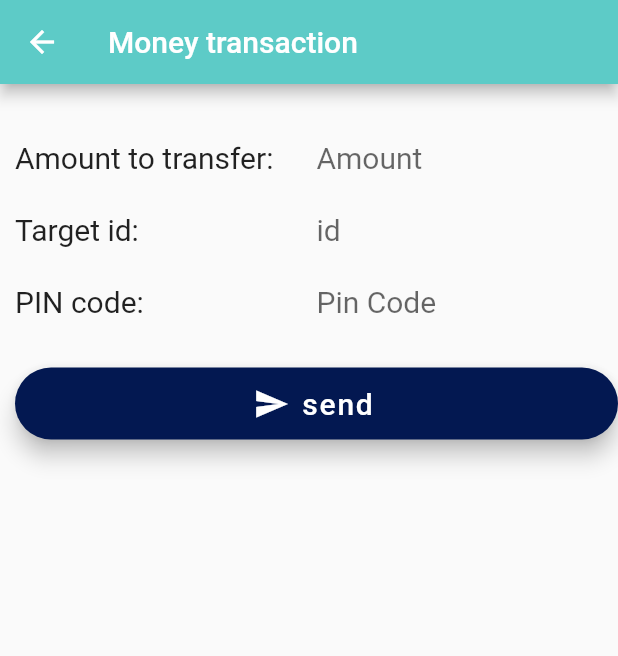
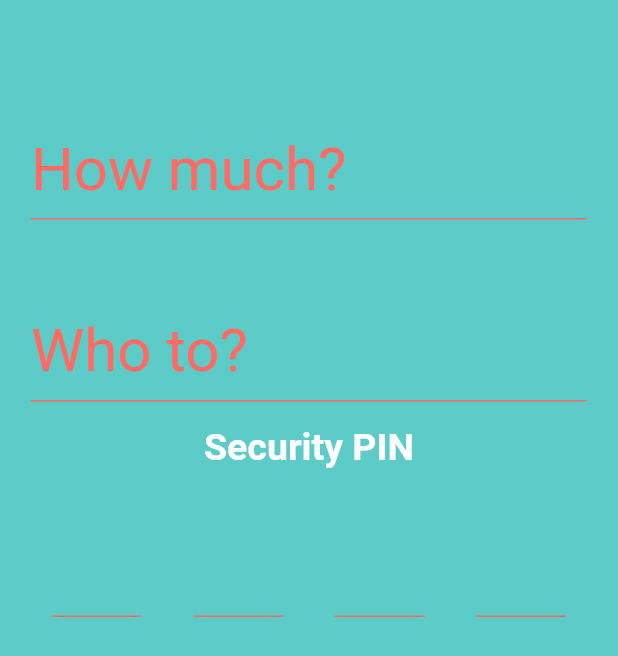
Before and after one commit to agnoam/finance_manager_max, a Flutter app: the SendMoney screen opened directly, on a phone screen of 412 x 824 dp. Shown: the top 656 px of the screen. Run offline on Flutter 3.47's test engine with Material 2 defaults, Android fonts, the phone set to English and light mode, and no system bars; our stand-ins replace email_validator, flutter_credit_card, shared_preferences; missing offline and left inert: dart:ffi, progress_hud; accounts and stored records are empty.

Commit message:
new sendmoney page incoming but not done, im commiting cuz agai asked

```diff
--- a/lib/pages/sendmoney.page.dart
+++ b/lib/pages/sendmoney.page.dart
@@ -1,7 +1,9 @@
 import 'package:finance_manager/pages/home.page.dart';
 import 'package:finance_manager/services/http.services.dart';
+import 'package:finance_manager/widgets/constants.widgets.dart';
 import 'package:flutter/material.dart';
 import 'package:finance_manager/utils/flutter_ui_utils.dart';
+import 'package:flutter/services.dart';
 
 class SendMoney extends StatefulWidget {
 
@@ -14,154 +16,201 @@ class _SendMoneyState extends State<SendMoney> {
   String _pinCode;
   String _destID;
 
-  Widget page(BuildContext context) {
-    return Material(
+  String _currentPIN = "";
+  String _pinOne = "";
+  String _pinTwo = "";
+  String _pinThree = "";
+  String _pinFour = "";
+
+  @override
+  Widget build(BuildContext context) {
+    return Scaffold(
+      body: Container(
         child: Container(
+          color: HexColor('#5dcbc7'),
           child: Column(
             children: <Widget>[
+              SizedBox(height: MediaQuery.of(context).size.height * 0.10),
+              _buildPlain(
+                label: 'How much?',
+                onChange: (newVal) => setState(() => _destID = newVal)
+              ),
+              SizedBox(height: MediaQuery.of(context).size.height * 0.05),
+              _buildPlain(
+                label: 'Who to?',
+                onChange: (newVal) => setState(() => _destID = newVal)
+              ),
+              Container(
+                alignment: Alignment(0, 0.5),
+                padding: EdgeInsets.symmetric(horizontal: 16),
+              ),
               Column(
-              mainAxisSize: MainAxisSize.max,
-              crossAxisAlignment: CrossAxisAlignment.stretch,
                 children: <Widget>[
-                Padding(
-                  padding: EdgeInsets.only(top: 25, left: 10),
-                  child: Column(
-                    children: <Widget>[
-                      Row(
-                        children: <Widget>[
-                          Expanded(
-                            child: Text(
-                              'Amount to transfer:',
-                              textAlign: TextAlign.left,
-                              style: TextStyle(fontSize: 20)
+                  Text(
+                    'Security PIN',
+                    style: TextStyle(
+                      color: Colors.white,
+                      fontSize: 25,
+                      fontWeight: FontWeight.bold
                     )
                   ),
-                          Expanded(
-                            child: TextField(
-                              keyboardType: TextInputType.number,
-                              textAlign: TextAlign.left,
-                              enabled: true,
-                              decoration: InputDecoration(
-                                border: InputBorder.none,
-                                hintText: "Amount"
-                              ),
-                              style: TextStyle(fontSize: 20,color: Colors.black),
-                              onChanged: (value) => _amount = double.parse(value)
-                            )
+                  SizedBox(height: MediaQuery.of(context).size.height * 0.05),
+                  _buildPinRow(
+                    onChange1: (newVal) => setState(()  {
+                      if(newVal.length == 1 && _currentPIN.length < 1) {
+                        _pinOne = newVal;
+                        _currentPIN += _pinOne;
+                        print(_currentPIN);
+                      }
+                    }),
+                    onChange2: (newVal) => setState(()  {
+                      if(_currentPIN.length == 1 && newVal.length == 1) {
+                        _pinTwo = newVal;
+                        _currentPIN += _pinTwo;
+                        print(_currentPIN);
+                      }
+                    }),
+                    onChange3: (newVal) => setState(() {
+                      if(_currentPIN.length == 2 && newVal.length == 1) {
+                        _pinThree = newVal;
+                        _currentPIN += _pinThree;
+                        print(_currentPIN);
+                      }
+                    }),
+                    onChange4: (newVal) => setState(() {
+                      if(_currentPIN.length == 3 && newVal.length == 1){
+                      _pinFour = newVal;
+                        _currentPIN += _pinFour;
+                        print(_currentPIN);
+                      }
+                    }),
                   )
                 ]
               ),
-                      Row(
-                        children: <Widget>[
-                          Expanded(
-                            child: Text(
-                              'Target id:',
-                              textAlign: TextAlign.left,
-                              style: TextStyle(fontSize: 20)
+            ]
           )
         ),
-                          Expanded(
+      )
+    );
+  }
+
+  _buildPInput(Function change) {
+    return Container(
+      alignment: Alignment.center,
+      height: 60,
+      width: 60,
       child: TextField(
-                              textAlign: TextAlign.left,
-                              enabled: true,
+        inputFormatters:[
+          LengthLimitingTextInputFormatter(1)
+        ],
+        textInputAction: TextInputAction.next,
+        onChanged: change,
+        textAlign: TextAlign.center,
+        cursorColor: HexColor('#ff6a64'),
+        keyboardType: TextInputType.number,
+        strutStyle: StrutStyle(fontSize: 30.0),
+        style: TextStyle(color:Colors.black, fontSize: 30),
         decoration: InputDecoration(
           border: InputBorder.none,
-                                hintText: "id"
+          contentPadding: EdgeInsets.symmetric(vertical: 10, horizontal: 10),
+          enabledBorder: UnderlineInputBorder(borderSide: BorderSide(color: HexColor('#ff6a64'))),
+          focusedBorder: UnderlineInputBorder(borderSide: BorderSide(color: HexColor('#ff6a64')))
         ),
-                              style: TextStyle(fontSize: 20,color: Colors.black),
-                              onChanged: (value) => _destID = value
+        // obscureText: true,
       )
-                          )
-                        ]
-                      ),
-                      Row(
-                        children: <Widget>[
-                          Expanded(
-                            child: Text(
-                              'PIN code:',
-                              textAlign: TextAlign.left,
-                              style: TextStyle(fontSize: 20)
-                            )
-                          ),
-                          Expanded(
-                            child: TextField(
-                              keyboardType: TextInputType.number,
-                              textAlign: TextAlign.left,
-                              enabled: true,
-                              decoration: InputDecoration(
-                                border: InputBorder.none,
-                                hintText: "Pin Code"
-                              ),
-                              style: TextStyle(fontSize: 20,color: Colors.black),
-                              onChanged: (value) => _pinCode = value
-                            )
-                          )
-                        ]
-                      ),
-                      SizedBox(height: 20),
-                      Row(
-                        children: <Widget>[
-                          Expanded(
-                            child:FloatingActionButton.extended(
-                              icon: Icon(Icons.send),
-                              label: Text("send", style: TextStyle(fontSize: 20),),
-                              backgroundColor:HexColor("#031851"),
-                              onPressed: () async {
-                                bool transfered = await HttpServices.transferMoney(_destID, _amount, _pinCode);
-                                if(transfered) {
-                                  Dialogs.showAlert(
-                                    context,
-                                    'Money Transfered successfuly',
-                                    onResolve: () => Navigator.of(context).pop()
-                                  );
-                                } else {
-                                  Dialogs.showAlert(
-                                    context,
-                                    'Money transfer failed',
-                                    onResolve: () => Navigator.of(context).pop()
     );
   }
-                              }
-                            )
-                          )
+  //function for PIN Code inputs
+  Widget _buildPinRow({Function onChange1, Function onChange2, Function onChange3, Function onChange4 }) {
+    return Column(
+      crossAxisAlignment: CrossAxisAlignment.start,
+      children: <Widget>[
+        Row(
+          mainAxisAlignment: MainAxisAlignment.spaceEvenly,
+          children: <Widget>[
+            _buildPInput(onChange1),
+            _buildPInput(onChange2),
+            _buildPInput(onChange3),
+            _buildPInput(onChange4)
           ]
         )
       ]
-                  )
-                )
-              ]
-            )
-          ]
+    );
+  }
+
+  // function for the label and input of a plain input
+  Widget _buildPlain({ Function onChange, String label }) {
+
+    double _storeWidth = MediaQuery.of(context).size.width;
+
+    return Container(
+      height: 80.0,
+      child: Padding(
+        padding: EdgeInsets.symmetric(horizontal: _storeWidth * 0.05),
+        child: TextField(
+          style: TextStyle(fontSize: 30.0),
+          cursorColor: HexColor('#ff6a64'),
+          strutStyle: StrutStyle(fontSize: 30.0),
+          decoration: InputDecoration(
+            labelText: label,
+            labelStyle: TextStyle(fontSize: 40.0, color: HexColor('#ff6a64')),
+            contentPadding: EdgeInsets.only(top: -5),
+            enabledBorder: UnderlineInputBorder(borderSide: BorderSide(color: HexColor('#ff6a64'))),
+            focusedBorder: UnderlineInputBorder(borderSide: BorderSide(color: HexColor('#ff6a64')))
+          ),
+          onChanged: onChange,
         )
       )
     );
   }
 
-  @override
-  Widget build(BuildContext context) {
-    return Scaffold(
-      appBar: AppBar(
-        backgroundColor: HexColor('#5dcbc7'),
-        centerTitle: true,
-        title: Row(
-          children:<Widget>[
-            Text('Money transaction')
-          ]
-        ),
-        leading: GestureDetector(
-          child:Icon(Icons.arrow_back),
-          onTap: () {
-            Navigator.of(context).push(
-              MaterialPageRoute(builder: (BuildContext context) => HomePage())
-            );
+  //clear one pin back function
+  // _clearPin() {
+  //   if(pinIndex == 0) {
+  //     pinIndex = 0;
+  //   } else if(pinIndex == 4) {
+  //     _setPin(pinIndex, "");
+  //     currentPin[pinIndex-1] = "";
+  //     pinIndex--;
+  //   }else {
+  //     _setPin(pinIndex, "");
+  //     currentPin[pinIndex-1] = "";
+  //     pinIndex--;
+  //   }
+  // }
+  //set the number on the input according to the index
+  // _pinIndexSetup(String text) {
+  //   if(pinIndex == 0){
+  //     pinIndex = 1;
+  //   }else if(pinIndex < 4) {
+  //     pinIndex++;
+  //   }
+  //   _setPin(pinIndex, text);
+  //   currentPin[pinIndex-1] = text;
+  //   String strPin = "";
+  //   currentPin.forEach((e) {
+  //     strPin += e;
+  //   });
+  //   if(pinIndex == 4) {
+  //     print(strPin);
+  //   }
+
+  // }
+
+//   _setPin(int n, String text) {
+//     switch(n) {
+//       case 1:
+//         pinOneController.text = text;
+//       break;
+//       case 2:
+//         pinTwoController.text = text;
+//       break;
+//       case 3:
+//         pinThreeController.text = text;
+//       break;
+//       case 4:
+//         pinFourController.text = text;
+//       break;
+//     }
+//   }
 }
-        )
-      ),
-      body: Stack(
-        children: <Widget> [
-          page(context)
-        ]
-      )
-    );
-  }
-}
--- a/lib/services/http.services.dart
+++ b/lib/services/http.services.dart
@@ -4,7 +4,7 @@ import 'package:http/http.dart' as http;
 
 class HttpServices {
   static bool _isDebug = true;
-  static String _devURL = 'http://192.168.42.194:8810';
+  static String _devURL = 'http://192.168.1.22:8810';
   static Map<String, String> _defaultHeaders = { 'Content-Type': 'application/json' };
 
   static String get serverURL {
```
Also changed, not shown: lib/pages/home.page.dart (+3 -4 lines), lib/pages/login.page.dart (+180 -185 lines), pubspec.lock. Lines whose indentation alone changed are shown as unchanged.
